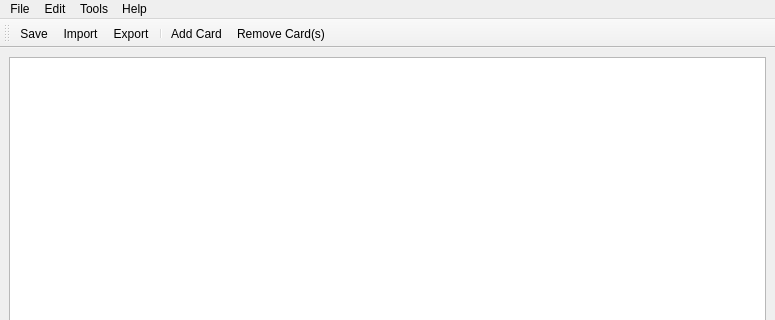
AnotherStranger/cah-fullformat-helper, file src/mainwindow.ui: the form before one commit; both pictures show x 0 to 775 and y 0 to 320 of the 775 by 600 pixel window.
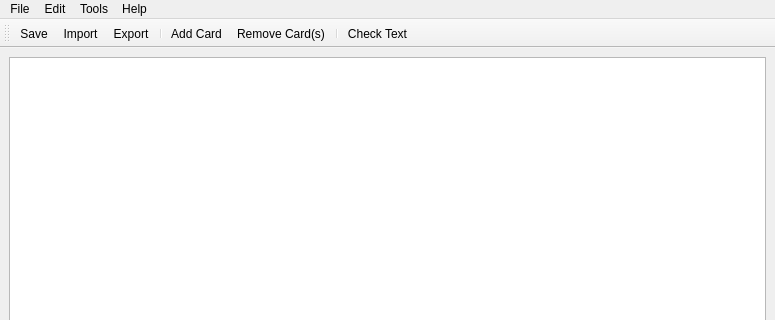
The form after the commit. Icons and pictures are not drawn.

```diff
--- a/src/mainwindow.ui
+++ b/src/mainwindow.ui
@@ -94,6 +94,8 @@
    <addaction name="separator"/>
    <addaction name="actionAdd_Card"/>
    <addaction name="actionRemove_Card_s"/>
+   <addaction name="separator"/>
+   <addaction name="actionCheck_Text"/>
   </widget>
   <action name="actionImport">
    <property name="icon">
@@ -176,6 +178,15 @@
     <string>About</string>
    </property>
   </action>
+  <action name="actionCheck_Text">
+   <property name="icon">
+    <iconset resource="resources.qrc">
+     <normaloff>:/images/images/spelling.svg</normaloff>:/images/images/spelling.svg</iconset>
+   </property>
+   <property name="text">
+    <string>Check Text</string>
+   </property>
+  </action>
  </widget>
  <resources>
   <include location="resources.qrc"/>
```
Left out of the diff: 1 changed line with no effect on the pictures.
